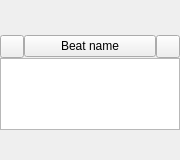
Before: the Qt Designer form ui/scene_beat_item_widget.ui in zkovari/plotlyst, drawn with Qt 5.
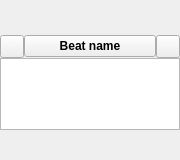
After: the same form once the commit is applied. Custom widgets are drawn as their Qt base class.

Commit message: beat label style

What changed in the file:
```diff
--- a/ui/scene_beat_item_widget.ui
+++ b/ui/scene_beat_item_widget.ui
@@ -114,6 +114,12 @@
          </item>
          <item>
           <widget class="IconText" name="btnName">
+           <property name="font">
+            <font>
+             <weight>75</weight>
+             <bold>true</bold>
+            </font>
+           </property>
            <property name="text">
             <string>Beat name</string>
            </property>
```
The commit also changes 1 other file.
